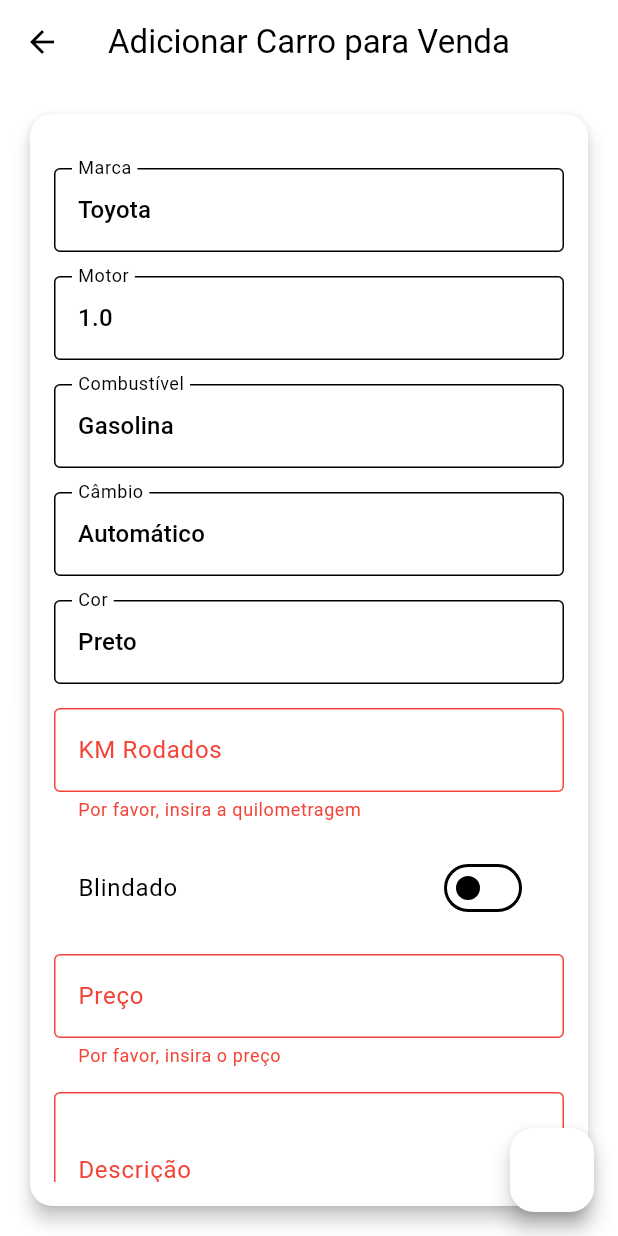
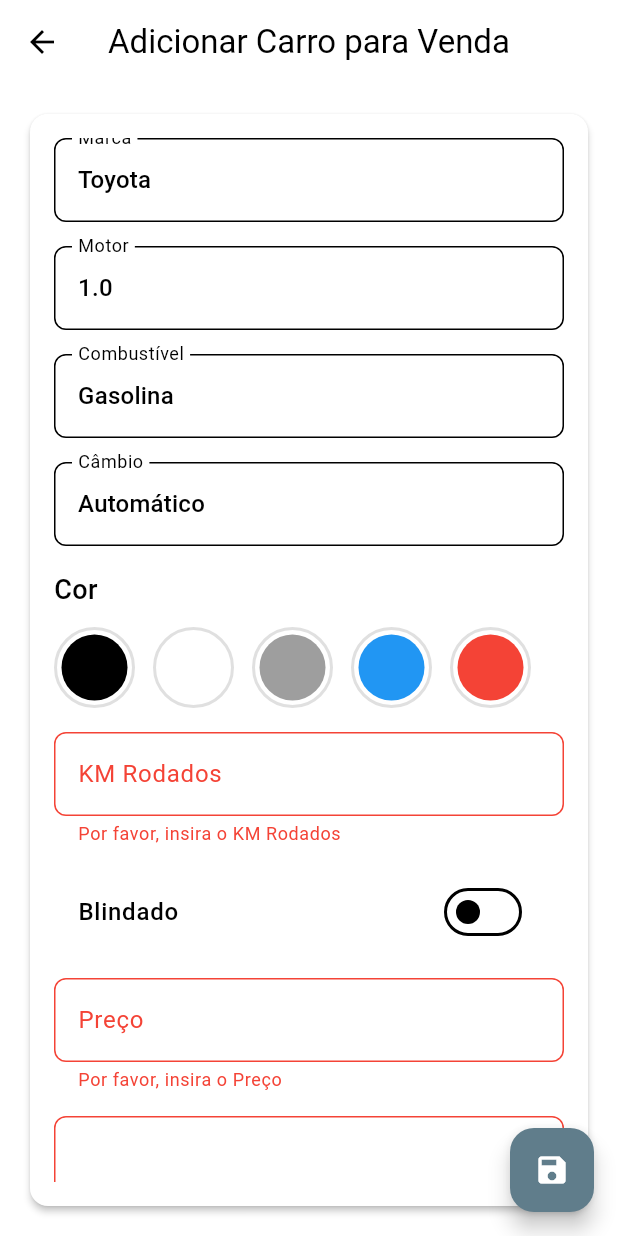
Before and after one commit to Harlock221B/roadcars_app, a Flutter app: the AddCarScreen screen opened directly, after a tap on the "save" icon, on a phone screen of 412 x 824 dp. Run offline on Flutter 3.47's test engine with Material 3 defaults, Android fonts, the phone set to English and light mode, and no system bars; our stand-ins replace cached_network_image, carousel_slider, cloud_firestore, dotted_border, firebase_auth, firebase_core and 2 more; accounts and stored records are empty; network calls fail.

Commit message:
Adiciona nova dependência dotted_border, refatora importação de tela de detalhes do veículo e altera a estrutura de dados de cores para um mapa; atualiza google-services.json.

```diff
--- a/lib/data/utils.dart
+++ b/lib/data/utils.dart
@@ -1,3 +1,5 @@
+import 'package:flutter/material.dart';
+
 List<String> brands = [
     'Toyota',
     'Ford',
@@ -33,10 +35,10 @@ List<String> brands = [
    // Tipos de combustível
   List<String> transmissions = ['Automático', 'Manual', 'CVT']; // Câmbios
 
-  List<String> colors = [
-    'Preto',
-    'Branco',
-    'Prata',
-    'Azul',
-    'Vermelho'
-  ]; // Cores
+  Map<String, Color> colors = {
+    'black': Colors.black,
+    'white': Colors.white,
+    'silver': Colors.grey,
+    'blue': Colors.blue,
+    'red': Colors.red,
+  };
--- a/lib/view/screens/add_car_screen.dart
+++ b/lib/view/screens/add_car_screen.dart
@@ -5,6 +5,7 @@ import 'package:firebase_storage/firebase_storage.dart';
 import 'package:image_picker/image_picker.dart';
 import 'dart:typed_data';
 import 'package:firebase_auth/firebase_auth.dart'; // Adicionado para autenticação
+import 'package:dotted_border/dotted_border.dart'; // Adicionado para borda pontilhada
 
 class AddCarScreen extends StatefulWidget {
   const AddCarScreen({super.key});
@@ -79,25 +80,152 @@ class _AddCarScreenState extends State<AddCarScreen> {
 
   Widget _buildImagePicker() {
   return Column(
+    crossAxisAlignment: CrossAxisAlignment.center, // Centraliza o conteúdo
     children: [
-        _carImages.isEmpty
-            ? const Text('Nenhuma imagem selecionada.')
-            : GridView.builder(
+      const Text(
+        'Imagens do Carro',
+        style: TextStyle(
+          fontSize: 18,
+          fontWeight: FontWeight.bold,
+          color: Colors.black87,  // Cor de texto mais elegante
+        ),
+        textAlign: TextAlign.center, // Centraliza o texto
+      ),
+      const SizedBox(height: 16),  // Mais espaço entre o título e o grid
+      GridView.builder(
         shrinkWrap: true,
-                itemCount: _carImages.length,
+        itemCount: (_carImages.length + 1) > 6
+            ? _carImages.length
+            : _carImages.length + 1,
         gridDelegate: const SliverGridDelegateWithFixedCrossAxisCount(
           crossAxisCount: 3,
-                  crossAxisSpacing: 8,
-                  mainAxisSpacing: 8,
+          crossAxisSpacing: 16, // Mais espaço entre os quadrados
+          mainAxisSpacing: 16,  // Mais espaço entre os quadrados
         ),
         itemBuilder: (context, index) {
-                  return Image.memory(_carImages[index], fit: BoxFit.cover);
+          if (index < _carImages.length) {
+            return Stack(
+              children: [
+                ClipRRect(
+                  borderRadius: BorderRadius.circular(12), // Bordas suavizadas
+                  child: Image.memory(
+                    _carImages[index],
+                    fit: BoxFit.cover,
+                    width: double.infinity,
+                    height: double.infinity,
+                  ),
+                ),
+                Positioned(
+                  top: 6,  // Ajuste fino na posição do ícone de remover
+                  right: 6,
+                  child: GestureDetector(
+                    onTap: () => _removeImage(index),
+                    child: Container(
+                      padding: const EdgeInsets.all(4),
+                      decoration: const BoxDecoration(
+                        color: Colors.black54,
+                        shape: BoxShape.circle,
+                      ),
+                      child: const Icon(
+                        Icons.close,
+                        color: Colors.white,
+                        size: 20,
+                      ),
+                    ),
+                  ),
+                ),
+              ],
+            );
+          } else if (index == _carImages.length && _carImages.length < 6) {
+            // Placeholder visual para adicionar mais imagens
+            return GestureDetector(
+              onTap: _pickImages,
+              child: DottedBorder(
+                borderType: BorderType.RRect,
+                radius: const Radius.circular(12),
+                dashPattern: const [6, 3],
+                color: Colors.grey[400]!,
+                child: Center(
+                  child: Column(
+                    mainAxisAlignment: MainAxisAlignment.center,
+                    children: const [
+                      Icon(
+                        Icons.add_a_photo,
+                        color: Colors.grey,
+                        size: 32,
+                      ),
+                      SizedBox(height: 8),
+                      Text(
+                        'Adicionar mais fotos',
+                        style: TextStyle(
+                          color: Colors.grey,
+                          fontSize: 14,
+                        ),
+                        textAlign: TextAlign.center, // Centraliza o texto
+                      ),
+                    ],
+                  ),
+                ),
+              ),
+            );
+          } else {
+            return const SizedBox.shrink(); // Se o número de imagens for superior a 6
+          }
         },
       ),
-        ElevatedButton.icon(
-          onPressed: _pickImages,
-          icon: const Icon(Icons.photo_library),
-          label: const Text('Selecionar Imagens'),
+    ],
+  );
+}
+
+
+  void _removeImage(int index) {
+    setState(() {
+      _carImages.removeAt(index);
+    });
+  }
+
+  Widget _buildColorSelection() {
+    return Column(
+      crossAxisAlignment: CrossAxisAlignment.start,
+      children: [
+        const Text(
+          'Cor',
+          style: TextStyle(fontSize: 18, fontWeight: FontWeight.w500),
+        ),
+        const SizedBox(height: 12),
+        Wrap(
+          spacing: 12, // Espaçamento horizontal entre os círculos
+          runSpacing: 12, // Espaçamento vertical entre os círculos
+          children: colors.entries.map((entry) {
+            return GestureDetector(
+              onTap: () {
+                setState(() {
+                  _selectedColor = entry.key;
+                });
+              },
+              child: Tooltip(
+                message: entry.key, // Mostra o nome da cor ao passar o dedo
+                child: AnimatedContainer(
+                  duration: const Duration(milliseconds: 200),
+                  curve: Curves.easeInOut,
+                  padding: const EdgeInsets.all(3), // Espaço para a borda
+                  decoration: BoxDecoration(
+                    shape: BoxShape.circle,
+                    border: Border.all(
+                      color: _selectedColor == entry.key
+                          ? Colors.blueAccent
+                          : Colors.grey.shade300,
+                      width: 2.0,
+                    ),
+                  ),
+                  child: CircleAvatar(
+                    backgroundColor: entry.value,
+                    radius: 22, // Tamanho dos círculos
+                  ),
+                ),
+              ),
+            );
+          }).toList(),
         ),
       ],
     );
@@ -155,189 +283,77 @@ class _AddCarScreenState extends State<AddCarScreen> {
       appBar: AppBar(
         title: const Text('Adicionar Carro para Venda'),
         centerTitle: true,
+        backgroundColor: Colors.white,
+        elevation: 0,
+        foregroundColor: Colors.black,
       ),
       floatingActionButton: FloatingActionButton(
         onPressed: _addCar,
-        backgroundColor: Theme.of(context).primaryColor,
+        backgroundColor: Colors.blueGrey,
         child: const Icon(Icons.save),
       ),
       body: Padding(
         padding: const EdgeInsets.all(16.0),
         child: Card(
           shape: RoundedRectangleBorder(
-            borderRadius: BorderRadius.circular(15),
+            borderRadius: BorderRadius.circular(12),
           ),
-          elevation: 5,
+          elevation: 2,
           child: Padding(
             padding: const EdgeInsets.all(16.0),
             child: Form(
               key: _formKey,
               child: ListView(
+                physics: BouncingScrollPhysics(),
                 children: [
-                  const SizedBox(height: 20),
-                  DropdownButtonFormField<String>(
-                    value: _selectedBrand,
-                    items: brands.map((String brand) {
-                      return DropdownMenuItem<String>(
-                        value: brand,
-                        child: Text(brand),
-                      );
-                    }).toList(),
-                    onChanged: (value) {
+                  _buildDropdownField('Marca', _selectedBrand, brands, (value) {
                     setState(() {
                       _selectedBrand = value!;
                     });
-                    },
-                    decoration: const InputDecoration(
-                      labelText: 'Marca',
-                      border: OutlineInputBorder(),
-                    ),
-                  ),
+                  }),
                   const SizedBox(height: 16),
-                  DropdownButtonFormField<String>(
-                    value: _selectedMotor,
-                    items: motors.map((String motor) {
-                      return DropdownMenuItem<String>(
-                        value: motor,
-                        child: Text(motor),
-                      );
-                    }).toList(),
-                    onChanged: (value) {
+                  _buildDropdownField('Motor', _selectedMotor, motors, (value) {
                     setState(() {
                       _selectedMotor = value!;
                     });
-                    },
-                    decoration: const InputDecoration(
-                      labelText: 'Motor',
-                      border: OutlineInputBorder(),
-                    ),
-                  ),
+                  }),
                   const SizedBox(height: 16),
-                  DropdownButtonFormField<String>(
-                    value: _selectedFuel,
-                    items: fuelTypes.map((String fuel) {
-                      return DropdownMenuItem<String>(
-                        value: fuel,
-                        child: Text(fuel),
-                      );
-                    }).toList(),
-                    onChanged: (value) {
+                  _buildDropdownField('Combustível', _selectedFuel, fuelTypes,
+                      (value) {
                     setState(() {
                       _selectedFuel = value!;
                     });
-                    },
-                    decoration: const InputDecoration(
-                      labelText: 'Combustível',
-                      border: OutlineInputBorder(),
-                    ),
-                  ),
+                  }),
                   const SizedBox(height: 16),
-                  DropdownButtonFormField<String>(
-                    value: _selectedTransmission,
-                    items: transmissions.map((String transmission) {
-                      return DropdownMenuItem<String>(
-                        value: transmission,
-                        child: Text(transmission),
-                      );
-                    }).toList(),
-                    onChanged: (value) {
+                  _buildDropdownField(
+                      'Câmbio', _selectedTransmission, transmissions, (value) {
                     setState(() {
                       _selectedTransmission = value!;
                     });
-                    },
-                    decoration: const InputDecoration(
-                      labelText: 'Câmbio',
-                      border: OutlineInputBorder(),
-                    ),
-                  ),
+                  }),
                   const SizedBox(height: 16),
-                  DropdownButtonFormField<String>(
-                    value: _selectedColor,
-                    items: colors.map((String color) {
-                      return DropdownMenuItem<String>(
-                        value: color,
-                        child: Text(color),
-                      );
-                    }).toList(),
-                    onChanged: (value) {
-                      setState(() {
-                        _selectedColor = value!;
-                      });
-                    },
-                    decoration: const InputDecoration(
-                      labelText: 'Cor',
-                      border: OutlineInputBorder(),
-                    ),
-                  ),
+                  _buildColorSelection(),
                   const SizedBox(height: 16),
-                  TextFormField(
-                    controller: _kmController,
-                    keyboardType: TextInputType.number,
-                    decoration: const InputDecoration(
-                      labelText: 'KM Rodados',
-                      border: OutlineInputBorder(),
-                    ),
-                    validator: (value) {
-                      if (value == null || value.isEmpty) {
-                        return 'Por favor, insira a quilometragem';
-                      }
-                      return null;
-                    },
-                  ),
+                  _buildTextField(_kmController, 'KM Rodados'),
                   const SizedBox(height: 16),
                   SwitchListTile(
-                    title: const Text('Blindado'),
+                    title: const Text('Blindado',
+                        style: TextStyle(fontWeight: FontWeight.w500)),
                     value: _isArmored,
                     onChanged: (bool value) {
                       setState(() {
                         _isArmored = value;
                       });
                     },
+                    activeColor: Colors.blueGrey,
                   ),
                   const SizedBox(height: 16),
-                  TextFormField(
-                    controller: _priceController,
-                    keyboardType: TextInputType.number,
-                    decoration: const InputDecoration(
-                      labelText: 'Preço',
-                      border: OutlineInputBorder(),
-                    ),
-                    validator: (value) {
-                      if (value == null || value.isEmpty) {
-                        return 'Por favor, insira o preço';
-                      }
-                      return null;
-                    },
-                  ),
+                  _buildTextField(_priceController, 'Preço'),
                   const SizedBox(height: 16),
-                  TextFormField(
-                    controller: _descriptionController,
-                    maxLines: 3,
-                    decoration: const InputDecoration(
-                      labelText: 'Descrição',
-                      border: OutlineInputBorder(),
-                    ),
-                    validator: (value) {
-                      if (value == null || value.isEmpty) {
-                        return 'Por favor, insira uma descrição para o carro';
-                      }
-                      return null;
-                    },
-                  ),
+                  _buildTextField(_descriptionController, 'Descrição',
+                      maxLines: 3),
                   const SizedBox(height: 16),
                   _buildImagePicker(),
-                  const SizedBox(height: 16),
-                  ElevatedButton.icon(
-                    onPressed: _addCar,
-                    icon: const Icon(Icons.add),
-                    label: const Text('Adicionar Carro'),
-                    style: ElevatedButton.styleFrom(
-                      shape: RoundedRectangleBorder(
-                        borderRadius: BorderRadius.circular(10),
-                      ),
-                      padding: const EdgeInsets.symmetric(vertical: 15),
-                    ),
-                  ),
                 ],
               ),
             ),
@@ -346,4 +362,44 @@ class _AddCarScreenState extends State<AddCarScreen> {
       ),
     );
   }
+
+  Widget _buildDropdownField(String label, String currentValue,
+      List<String> items, ValueChanged<String?> onChanged) {
+    return DropdownButtonFormField<String>(
+      value: currentValue,
+      items: items.map((String value) {
+        return DropdownMenuItem<String>(
+          value: value,
+          child: Text(value),
+        );
+      }).toList(),
+      onChanged: onChanged,
+      decoration: InputDecoration(
+        labelText: label,
+        border: OutlineInputBorder(
+          borderRadius: BorderRadius.circular(8),
+        ),
+      ),
+    );
   }
+
+  Widget _buildTextField(TextEditingController controller, String label,
+      {int maxLines = 1}) {
+    return TextFormField(
+      controller: controller,
+      maxLines: maxLines,
+      decoration: InputDecoration(
+        labelText: label,
+        border: OutlineInputBorder(
+          borderRadius: BorderRadius.circular(8),
+        ),
+      ),
+      validator: (value) {
+        if (value == null || value.isEmpty) {
+          return 'Por favor, insira o $label';
+        }
+        return null;
+      },
+    );
+  }
+}
--- a/lib/view/widgets/VehicleCard.dart
+++ b/lib/view/widgets/VehicleCard.dart
@@ -1,5 +1,5 @@
 import 'package:flutter/material.dart';
-import 'package:roadcarsapp/view/screens/VehicleDetailPage.dart';
+import 'package:roadcarsapp/view/screens/vehicle_detail_screen.dart';
 import 'package:cached_network_image/cached_network_image.dart';
 
 class VehicleCard extends StatelessWidget {
--- a/pubspec.yaml
+++ b/pubspec.yaml
@@ -41,6 +41,7 @@ dependencies:
   image_picker_for_web: ^3.0.5
   cached_network_image: ^3.4.1
   carousel_slider: ^5.0.0
+  dotted_border: ^2.1.0
   # The following adds the Cupertino Icons font to your application.
   # Use with the CupertinoIcons class for iOS style icons
 
```
Also changed, not shown: lib/view/screens/vehicle_detail_screen.dart (renamed from lib/view/screens/VehicleDetailPage.dart), pubspec.lock, 1 other file. Lines whose indentation alone changed are shown as unchanged.
